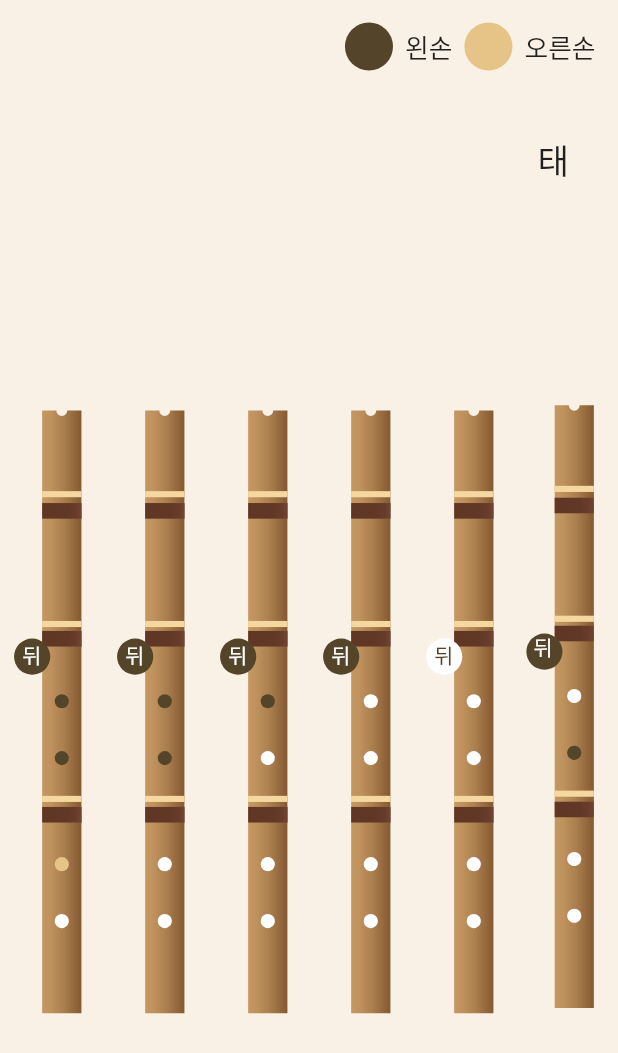
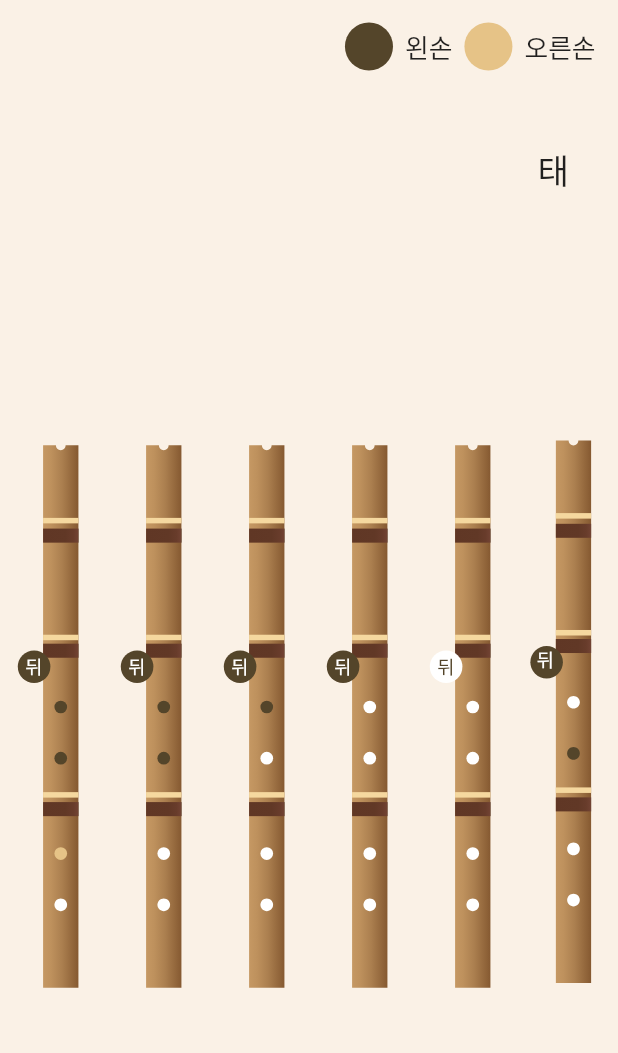
Before and after one commit to anseungwoo/mct_danso, a Flutter app: what fingering() shows on an empty page, opened directly, on a phone screen of 412 x 824 dp. Shown: the top 1053 px of the screen. Run offline on Flutter 3.47's test engine with Material 2 defaults, Android fonts, the phone set to English and light mode, and no system bars; our stand-ins replace assets_audio_player, camera, carousel_slider, device_preview, double_back_to_close_app, flutter_neumorphic and 12 more; missing offline and left inert: danso_function, dart:ffi, flutter_audio_capture, flutter_audio_recorder2, flutter_midi, flutter_youtube_view and 2 more; accounts and stored records are empty; Roboto replaces fonts that are missing (assets/font/NotoSansKR-Regular.otf).

Commit message:
단소알아보기 커서 안나오게 바꿈 운지법부분 수정 <description> <issue-number>

```diff
--- a/lib/common/const.dart
+++ b/lib/common/const.dart
@@ -101,7 +101,7 @@ const String HISTORY =
 const String HISTORY_TITLE = '단소의 역사';
 //평조 설명
 const String DANSO_KIND =
-    '단소는 경제단소와 평조단소로 나누어 집니다. 경제단소는 표준으로 사용하는 단소이고, 평조단소는 경제단소보다 길고 전체적으로 음정이4도 낮습니다.';
+    '단소는 경제단소와 평조단소로 나누어 집니다. 경제단소는 표준으로 사용하는 단소이고, 평조단소는 경제단소보다 길고 전체적으로 음정이 4도 낮습니다.';
 const String DANSO_KIND_TITLE = '단소의  종류';
 
 const String DANSO_PALY =
--- a/lib/widgets/base_widgets/tabbar.dart
+++ b/lib/widgets/base_widgets/tabbar.dart
@@ -27,6 +27,6 @@ TabBar defaultTabBar({required List<Tab> tabList, bool scrollable = false}) {
 Tab TabText(String text) {
   return Tab(
     text: text,
-    height: 30.h,
+    // height: 30.h,
   );
 }
--- a/lib/widgets/base_widgets/tabbar_and_appbar.dart
+++ b/lib/widgets/base_widgets/tabbar_and_appbar.dart
@@ -34,8 +34,6 @@ PreferredSizeWidget tabbarAndAppBar(
             },
             child: SvgPicture.asset(
               HOME_SVG,
-              width: 50.w,
-              height: 50.h,
             )),
       ),
     ],
--- a/lib/widgets/main_danso_learning/fingering.dart
+++ b/lib/widgets/main_danso_learning/fingering.dart
@@ -45,7 +45,6 @@ Widget fingering(BuildContext context) {
       ),
       Expanded(
         child: Column(
-          mainAxisSize: MainAxisSize.min,
           children: [
             Column(
               children: [
@@ -60,6 +59,7 @@ Widget fingering(BuildContext context) {
                           )),
                   ],
                 ),
+                SizedBox(height: 5.h),
                 Row(
                   mainAxisAlignment: MainAxisAlignment.spaceAround,
                   children: [
@@ -87,7 +87,7 @@ Widget fingering(BuildContext context) {
                     for (var i = 0; i < 6; i++)
                       SvgPicture.asset(
                         DANSO_CODE_SVG_LIST[i],
-                        height: ScreenUtil().screenWidth,
+                        height: ScreenUtil().screenWidth * 0.9,
                         fit: BoxFit.fitHeight,
                       ),
                   ],
```
Also changed, not shown: lib/screens/main_danso_history_kind_screen.dart (+3 -14 lines).
